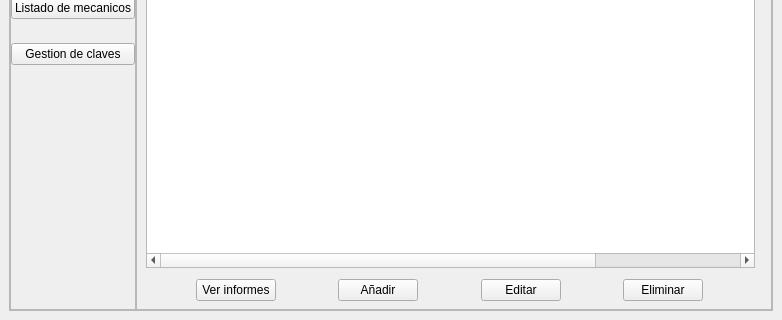
Above: views/main.ui from Alaan20/TP_FINAL-POO before the change; both pictures show x 0 to 782 and y 304 to 624 of the 782 by 624 pixel window. Below: the same form after it.
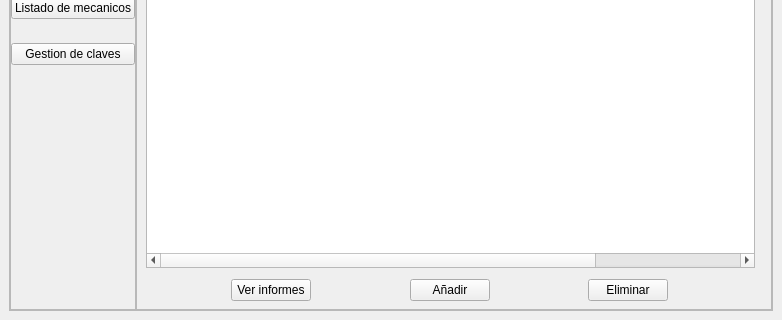
That is the form after the change. The open tabs and pages were chosen to show the change. Icons and pictures are not drawn.

```diff
--- a/views/main.ui
+++ b/views/main.ui
@@ -3745,30 +3745,6 @@
                  </property>
                 </spacer>
                </item>
-               <item>
-                <widget class="QPushButton" name="pushButton_17">
-                 <property name="text">
-                  <string>Editar</string>
-                 </property>
-                 <property name="icon">
-                  <iconset>
-                   <normaloff>../icons/edit_small_normal_hover.png</normaloff>../icons/edit_small_normal_hover.png</iconset>
-                 </property>
-                </widget>
-               </item>
-               <item>
-                <spacer name="horizontalSpacer_46">
-                 <property name="orientation">
-                  <enum>Qt::Horizontal</enum>
-                 </property>
-                 <property name="sizeHint" stdset="0">
-                  <size>
-                   <width>40</width>
-                   <height>20</height>
-                  </size>
-                 </property>
-                </spacer>
-               </item>
                <item>
                 <widget class="QPushButton" name="pushButton_18">
                  <property name="text">
```
